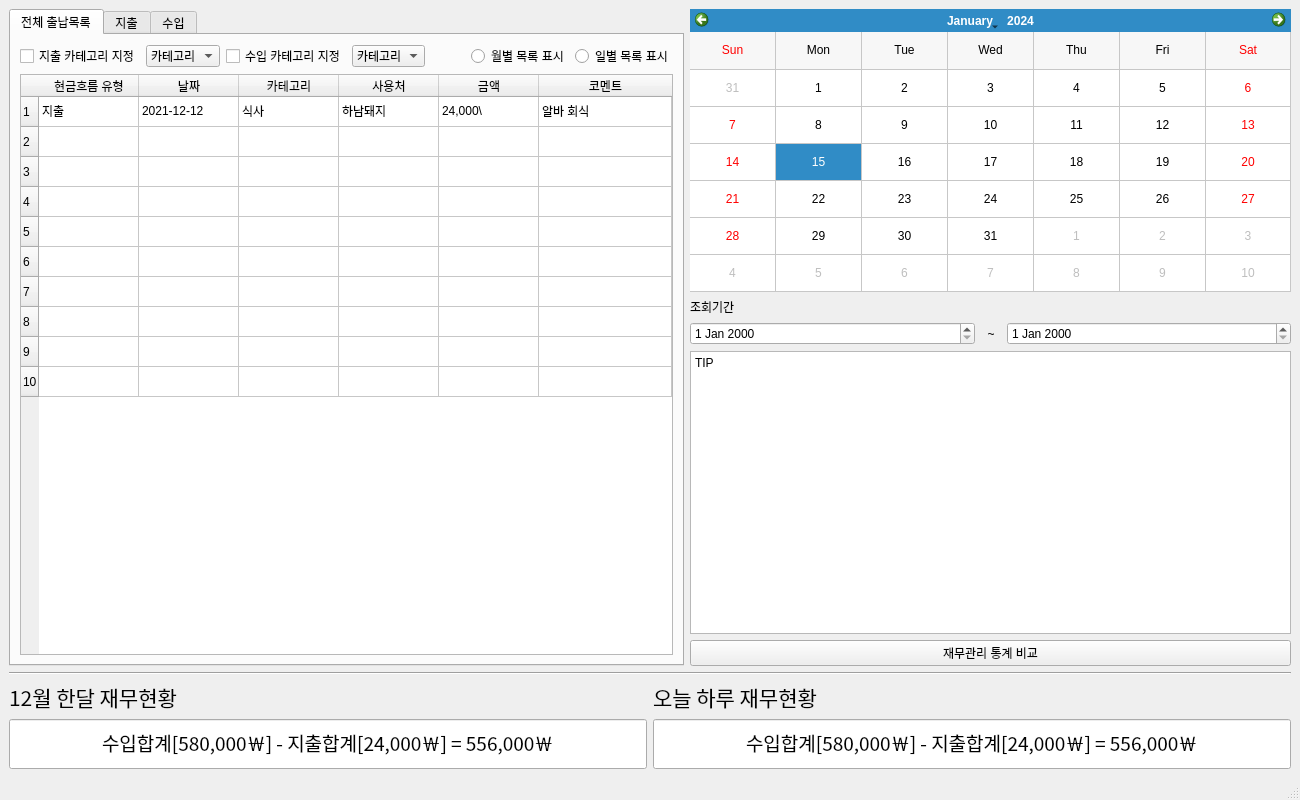
Before: the Qt Designer form dku_accounts_project.ui in Firstcom1/dku_accounts_project, drawn with Qt 5.
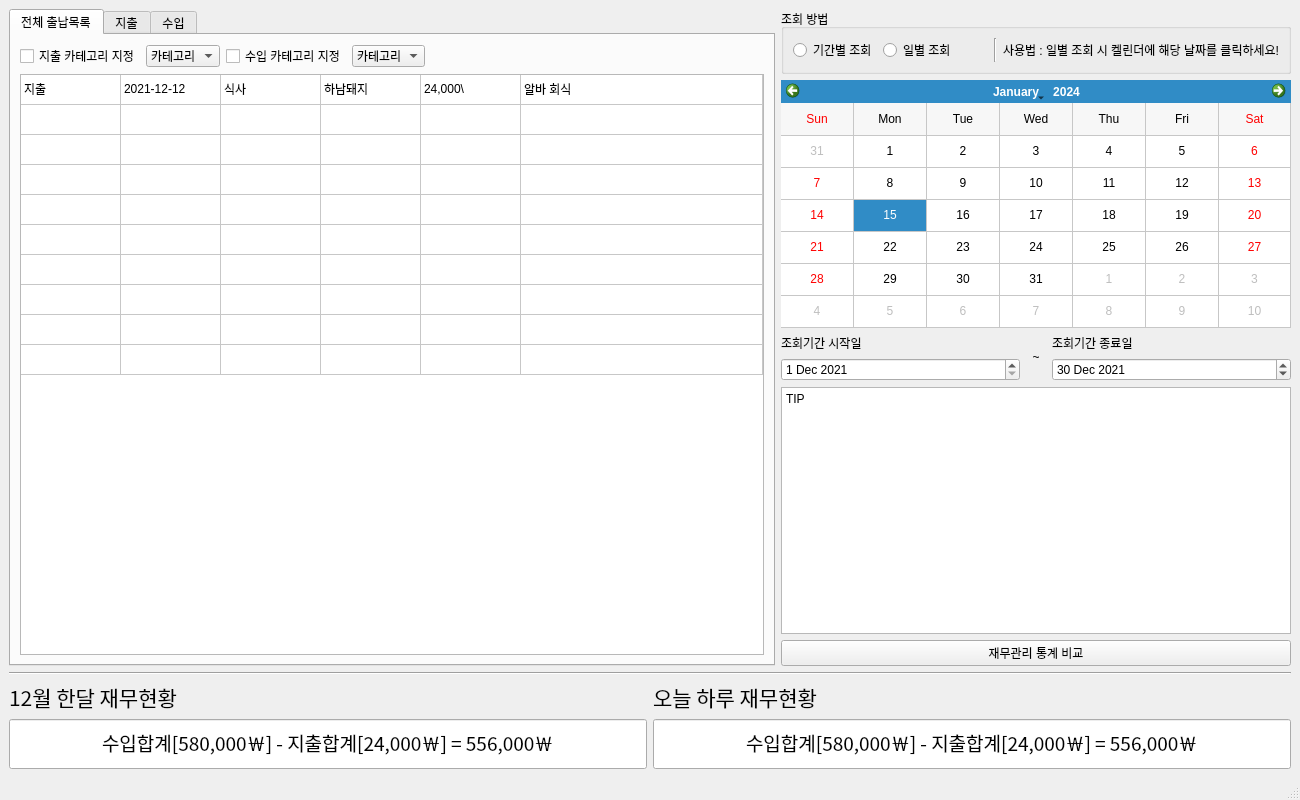
After: the same form once the commit is applied. The open tabs and pages were chosen to show the change.

Commit message: UI update 2021-12-05, 00:45, Integration of Object, Revision of ViewItem Ways

Diff of the .ui file:
```diff
--- a/dku_accounts_project.ui
+++ b/dku_accounts_project.ui
@@ -25,7 +25,7 @@
   <widget class="QWidget" name="centralwidget">
    <layout class="QVBoxLayout" name="verticalLayout_5">
     <item>
-     <layout class="QHBoxLayout" name="horizontalLayout_8">
+     <layout class="QHBoxLayout" name="horizontalLayout_8" stretch="3,2">
       <item>
        <widget class="QTabWidget" name="TAB_displayType">
         <property name="tabPosition">
@@ -155,20 +155,6 @@
                 </property>
                </spacer>
               </item>
-              <item>
-               <widget class="QRadioButton" name="radioButton">
-                <property name="text">
-                 <string>월별 목록 표시</string>
-                </property>
-               </widget>
-              </item>
-              <item>
-               <widget class="QRadioButton" name="radioButton_2">
-                <property name="text">
-                 <string>일별 목록 표시</string>
-                </property>
-               </widget>
-              </item>
              </layout>
             </item>
             <item>
@@ -194,7 +180,7 @@
                  <number>6</number>
                 </property>
                 <attribute name="horizontalHeaderVisible">
-                 <bool>true</bool>
+                 <bool>false</bool>
                 </attribute>
                 <attribute name="horizontalHeaderCascadingSectionResizes">
                  <bool>false</bool>
@@ -209,7 +195,7 @@
                  <bool>true</bool>
                 </attribute>
                 <attribute name="verticalHeaderVisible">
-                 <bool>true</bool>
+                 <bool>false</bool>
                 </attribute>
                 <row/>
                 <row/>
@@ -669,6 +655,62 @@
       </item>
       <item>
        <layout class="QVBoxLayout" name="verticalLayout">
+        <item>
+         <widget class="QGroupBox" name="groupBox">
+          <property name="minimumSize">
+           <size>
+            <width>0</width>
+            <height>50</height>
+           </size>
+          </property>
+          <property name="title">
+           <string>조회 방법</string>
+          </property>
+          <layout class="QHBoxLayout" name="horizontalLayout_10">
+           <item>
+            <widget class="QRadioButton" name="radioButton">
+             <property name="text">
+              <string>기간별 조회</string>
+             </property>
+            </widget>
+           </item>
+           <item>
+            <widget class="QRadioButton" name="radioButton_2">
+             <property name="text">
+              <string>일별 조회</string>
+             </property>
+            </widget>
+           </item>
+           <item>
+            <spacer name="horizontalSpacer_4">
+             <property name="orientation">
+              <enum>Qt::Horizontal</enum>
+             </property>
+             <property name="sizeHint" stdset="0">
+              <size>
+               <width>40</width>
+               <height>20</height>
+              </size>
+             </property>
+            </spacer>
+           </item>
+           <item>
+            <widget class="Line" name="line">
+             <property name="orientation">
+              <enum>Qt::Vertical</enum>
+             </property>
+            </widget>
+           </item>
+           <item>
+            <widget class="QLabel" name="label_7">
+             <property name="text">
+              <string>사용법 : 일별 조회 시 켈린더에 해당 날짜를 클릭하세요!</string>
+             </property>
+            </widget>
+           </item>
+          </layout>
+         </widget>
+        </item>
         <item>
          <widget class="QCalendarWidget" name="calendarWidget">
           <property name="enabled">
@@ -686,18 +728,31 @@
          </widget>
         </item>
         <item>
+         <layout class="QHBoxLayout" name="horizontalLayout_9">
+          <item>
          <layout class="QVBoxLayout" name="verticalLayout_4">
           <item>
            <widget class="QLabel" name="label_2">
             <property name="text">
-             <string>조회기간</string>
+               <string>조회기간 시작일</string>
             </property>
            </widget>
           </item>
           <item>
-           <layout class="QHBoxLayout" name="horizontalLayout_9">
-            <item>
-             <widget class="QDateEdit" name="dateEdit_2"/>
+             <widget class="QDateEdit" name="dateEdit_2">
+              <property name="dateTime">
+               <datetime>
+                <hour>0</hour>
+                <minute>0</minute>
+                <second>0</second>
+                <year>2021</year>
+                <month>12</month>
+                <day>1</day>
+               </datetime>
+              </property>
+             </widget>
+            </item>
+           </layout>
             </item>
             <item>
              <widget class="QLabel" name="label_3">
@@ -725,7 +780,27 @@
              </widget>
             </item>
             <item>
-             <widget class="QDateEdit" name="dateEdit"/>
+           <layout class="QVBoxLayout" name="verticalLayout_7">
+            <item>
+             <widget class="QLabel" name="label_6">
+              <property name="text">
+               <string>조회기간 종료일</string>
+              </property>
+             </widget>
+            </item>
+            <item>
+             <widget class="QDateEdit" name="dateEdit_4">
+              <property name="dateTime">
+               <datetime>
+                <hour>0</hour>
+                <minute>0</minute>
+                <second>0</second>
+                <year>2021</year>
+                <month>12</month>
+                <day>30</day>
+               </datetime>
+              </property>
+             </widget>
             </item>
            </layout>
           </item>
```
Left out of the diff: 32 changed lines with no effect on the pictures. Lines whose indentation alone changed are shown as unchanged.
